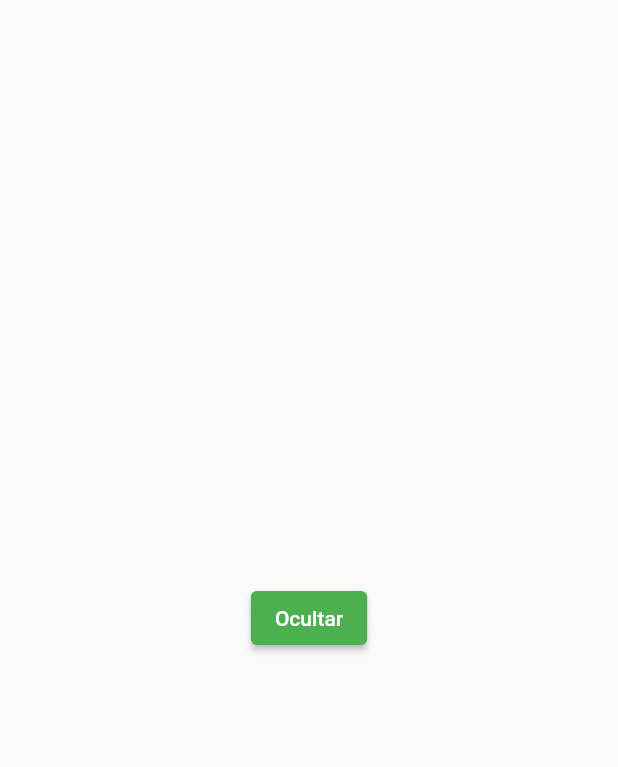
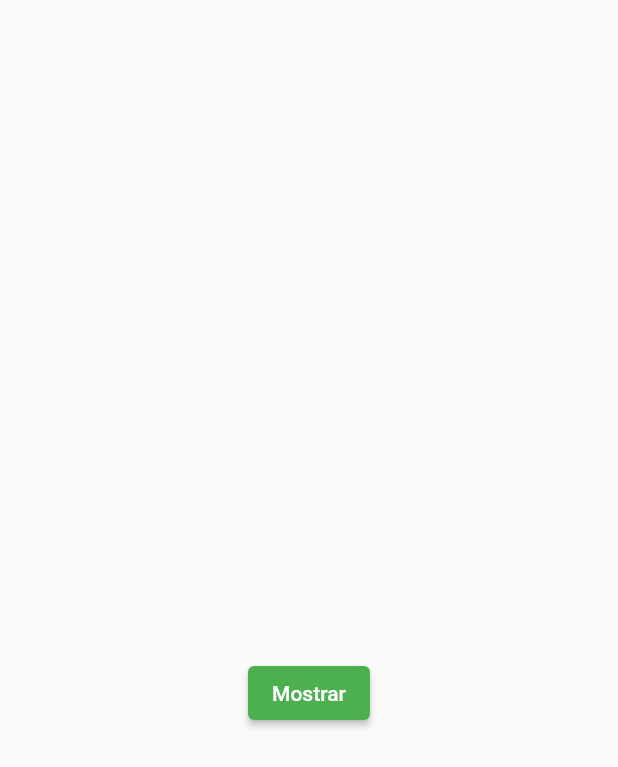
Before and after one commit to FelypeInvictus/FlutterPlaground, a Flutter app: the screen it shows after launch, after a tap on "Ocultar", on a phone screen of 412 x 824 dp. Shown: the top 767 px of the screen. Run offline on Flutter 3.47's test engine with Material 2 defaults, Android fonts, the phone set to English and light mode, and no system bars.

```diff
--- a/lib/main.dart
+++ b/lib/main.dart
@@ -32,28 +32,36 @@ class _telaHideTesteState extends State<telaHideTeste> {
 
   void _hideContainer() {
     setState(() {
-      _isVisible = false;
+      _isVisible = !_isVisible;
     });
   }
+
 
   @override
   Widget build(BuildContext context) {
     return Scaffold(
       body: Center(
-        child: Column(
-          mainAxisAlignment: MainAxisAlignment.center,
-          children: [
-            if(_isVisible) Container(
+        child: Column(mainAxisAlignment: MainAxisAlignment.center, children: [
+          Visibility(
+            maintainAnimation: true,
+            maintainState: true,
+            maintainSize: true,
+            visible: _isVisible,
+            child: Container(
               height: 50,
               width: 80,
               color: Colors.amber,
             ),
+          ),
+          const SizedBox(
+            height: 50,
+          ),
+
           ElevatedButton(
-            onPressed: _hideContainer,
-            child: const Text('Ocultar') )
-
-          ]
-      ),
+            //String texto = '',
+            //String texto = _isVisible ? 'Ocultar' : 'Mostrar';
+              onPressed: _hideContainer, child: Text(_isVisible ? 'Ocultar' : 'Mostrar')),
+        ]),
       ),
     );
   }
```
Also changed, not shown: lib/learning_stack.dart (added, +33 -0 lines).
